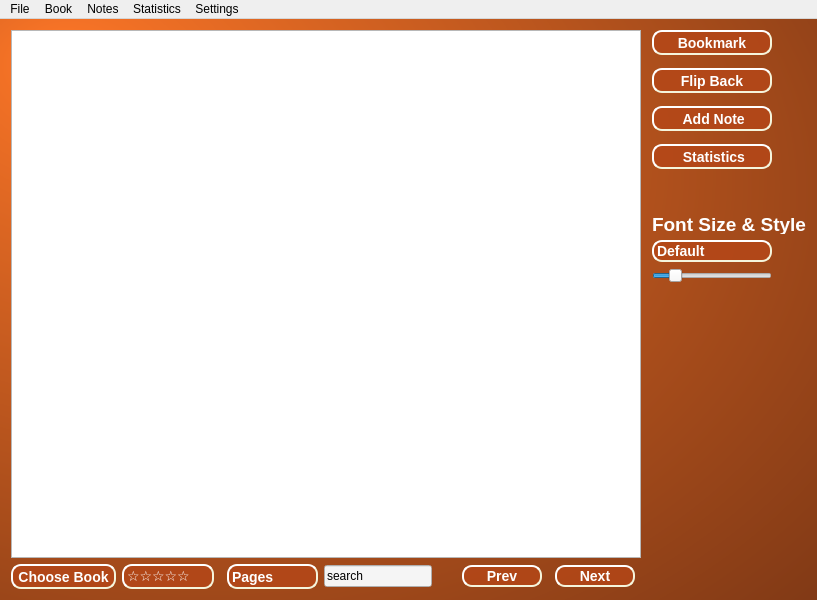
First picture: the form in src/openbkz.ui, repository lettergram/OpenBKZ, before the edit.
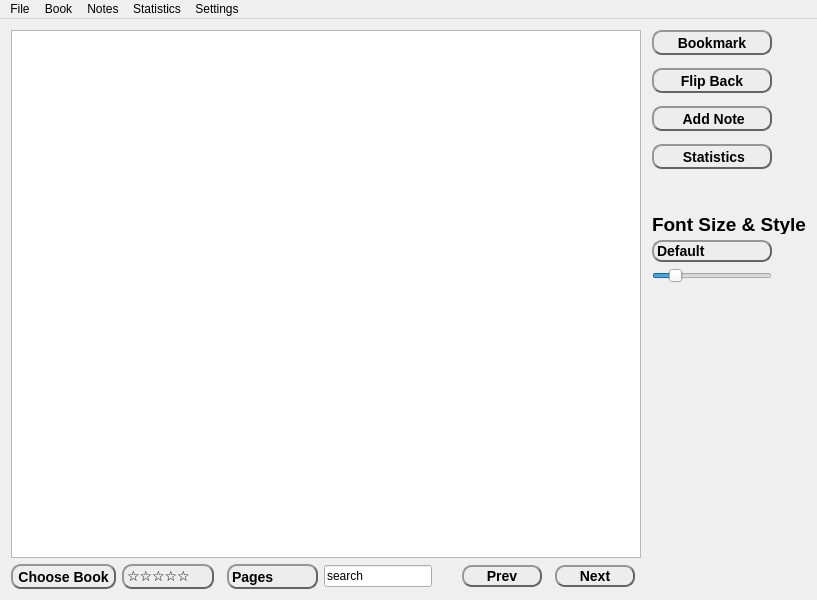
Second picture: the form after the edit. Icons and pictures are not drawn.

What changed in the file:
```diff
--- a/src/openbkz.ui
+++ b/src/openbkz.ui
@@ -38,36 +38,19 @@
    <double>1.000000000000000</double>
   </property>
   <property name="styleSheet">
-   <string notr="true">#centralWidget {
-        background:qradialgradient(spread:pad, cx:0.323, cy:0.380682, radius:0.972934, fx:0.067, fy:0.051, stop:0 rgba(253, 118, 39, 255), stop:1 rgba(124, 55, 21, 255))
-}
-        
-#label_2{
-	color:rgb(255, 255, 255)
-}
-        
-#pageLabel{
-	color:rgb(255, 255, 255)
-}
-        
-#graphicsViews{
-	background:rgb(245, 245, 245)
-}
-        
-#lineEdit_page{
-	background:rgb(245, 245, 245)
+   <string notr="true">#centralWidget{
+	color:qlineargradient(spread:pad, x1:1, y1:1, x2:0, y2:0, stop:0 rgba(195, 195, 195, 255), stop:1 rgba(255, 255, 255, 255));
 }
         
 #nextButton{
-    background-color: rgba(181, 70, 23, 200);
+    background-color: rgb(237, 237, 237);
     border-style: outset;
     border-width: 2px;
     border-radius: 10px;
-    border-color: beige;
+    border-color: rgb(100, 100, 100);
     font: bold 14px;
     min-width: 4em;
     padding: 1px;
-    color: rgb(255, 255, 255);
 }
         
 #nextButton:pressed {
@@ -77,15 +60,14 @@
 }
         
 #prevButton{
-    background-color: rgba(181, 70, 23, 200);
+    background-color: rgb(237, 237, 237);
     border-style: outset;
     border-width: 2px;
     border-radius: 10px;
-    border-color: beige;
+    border-color: rgb(100, 100, 100);
     font: bold 14px;
     min-width: 4em;
     padding: 1px;
-    color: rgb(255, 255, 255);
 }
         
 #prevButton:pressed {
@@ -95,15 +77,14 @@
 }
         
 #toolButton {
-   background-color: rgba(181, 70, 23, 200);
-   border-style: outset;
-   border-width: 2px;
-   border-radius: 10px;
-   border-color: beige;
-   font: bold 14px;
-   min-width: 4em;
-   padding: 1px;
-   color: rgb(255, 255, 255);
+    background-color: rgb(237, 237, 237);
+    border-style: outset;
+    border-width: 2px;
+    border-radius: 10px;
+    border-color: rgb(100, 100, 100);
+    font: bold 14px;
+    min-width: 4em;
+    padding: 1px;
 }
         
 #toolButton:pressed {
@@ -113,13 +94,14 @@
 }
         
 #saveBookButton {
-   background-color: rgba(181, 70, 23, 200);
-   border-style: outset;
-   border-width: 2px;
-   border-radius: 10px;
-   border-color: beige;
-   font: bold 14px;
-   color: rgb(255, 255, 255);
+    background-color: rgb(237, 237, 237);
+    border-style: outset;
+    border-width: 2px;
+    border-radius: 10px;
+    border-color: rgb(100, 100, 100);
+    font: bold 14px;
+    min-width: 4em;
+    padding: 1px;
 }
         
 #saveBookButton:pressed {
@@ -129,14 +111,14 @@
 }
         
 #pushNoteButton {
-   background-color: rgba(181, 70, 23, 200);
-   border-style: outset;
-   border-width: 2px;
-   border-radius: 10px;
-   border-color: beige;
-   font: bold 14px;
-   min-width: 4em;
-   color: rgb(255, 255, 255);
+    background-color: rgb(237, 237, 237);
+    border-style: outset;
+    border-width: 2px;
+    border-radius: 10px;
+    border-color: rgb(100, 100, 100);
+    font: bold 14px;
+    min-width: 4em;
+    padding: 1px;
 }
         
 #pushNoteButton:pressed {
@@ -146,14 +128,14 @@
 }
         
 #thumbPage {
-   background-color: rgba(181, 70, 23, 200);
-   border-style: outset;
-   border-width: 2px;
-   border-radius: 10px;
-   border-color: beige;
-   font: bold 14px;
-   min-width: 4em;
-   color: rgb(255, 255, 255);
+    background-color: rgb(237, 237, 237);
+    border-style: outset;
+    border-width: 2px;
+    border-radius: 10px;
+    border-color: rgb(100, 100, 100);
+    font: bold 14px;
+    min-width: 4em;
+    padding: 1px;
 }
         
 #thumbPage:pressed {
@@ -163,14 +145,14 @@
 }
         
 #viewStats {
-   background-color: rgba(181, 70, 23, 200);
-   border-style: outset;
-   border-width: 2px;
-   border-radius: 10px;
-   border-color: beige;
-   font: bold 14px;
-   min-width: 4em;
-   color: rgb(255, 255, 255);
+    background-color: rgb(237, 237, 237);
+    border-style: outset;
+    border-width: 2px;
+    border-radius: 10px;
+    border-color: rgb(100, 100, 100);
+    font: bold 14px;
+    min-width: 4em;
+    padding: 1px;
 }
         
 #viewStats:pressed {
@@ -183,20 +165,19 @@
     border-style: outset;
     border-width: 2px;
     border-radius: 10px;
-    border-color: beige;
+    border-color: rgb(100, 100, 100);
     font: bold 14px;
     min-width: 1em;
-    background-color: rgba(181, 70, 23, 200);
-    color: rgb(255, 255, 255);
-    selection-background-color:rgba(255, 255, 255, 255);
-	selection-color: rgb(255, 131, 55);
+    background-color: rgb(237, 237, 237);
+    selection-background-color:rgb(0, 0, 0);
+	selection-color: rgb(237, 237, 237);
 }
 
 QComboBox QAbstractItemView{
     border-width: 0px;
-    background-color: rgba(181, 70, 23, 200);
-    color: rgb(255, 131, 55);
-    selection-background-color:rgba(239, 111, 36, 255);
+    background-color: rgb(237, 237, 237);
+    selection-background-color:rgb(0, 0, 0);
+	selection-color:rgb(237, 237, 237);
 }
 QComboBox::drop-down {
    border-width: 0px;
```
Left out of the diff: 28 changed lines with no effect on the pictures.
